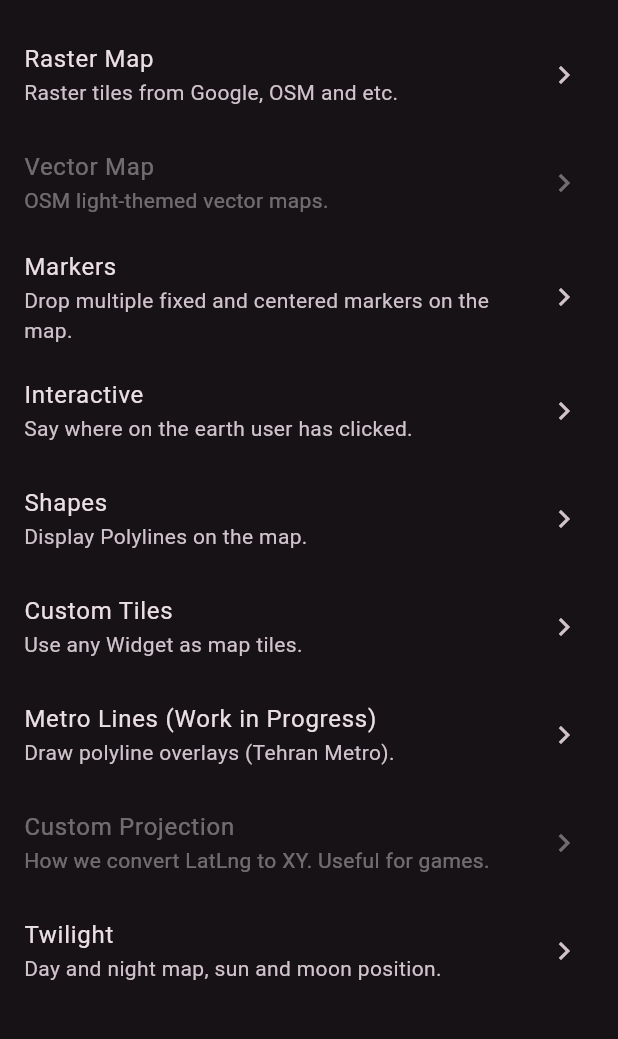
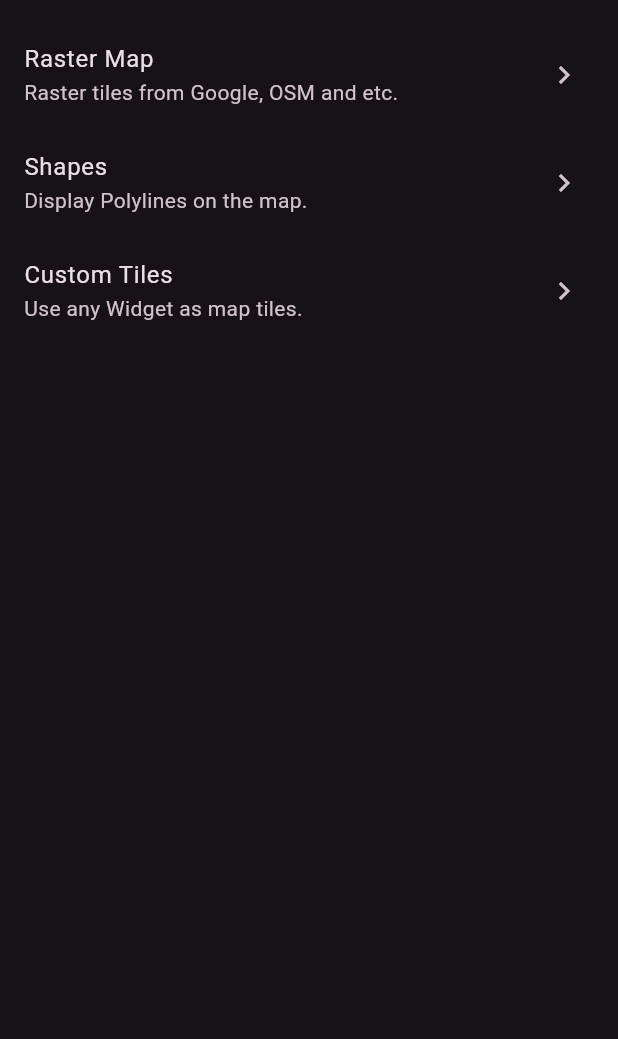
Before and after one commit to armantorkzaban/zami, a Flutter app: the screen it shows after launch, on a phone screen of 412 x 824 dp, the part 63-1102 px from its top. Run offline on Flutter 3.47's test engine with Material 2 defaults, Android fonts, the phone set to English and light mode, and no system bars; our stand-ins replace cached_network_image; missing offline and left inert: latlng, map; key blocks and very long unbroken strings in the code were emptied for the run.

Commit message:
Moving on with Mapbox

```diff
--- a/lib/main.dart
+++ b/lib/main.dart
@@ -56,26 +56,6 @@ class _HomePageState extends State<HomePage> {
             onTap: () => _push(const RasterMapPage()),
           ),
           ListTile(
-            title: const Text('Vector Map'),
-            subtitle: const Text('OSM light-themed vector maps.'),
-            trailing: const Icon(Icons.chevron_right_sharp),
-            onTap: () => _push(const VectorMapPage()),
-            enabled: false,
-          ),
-          ListTile(
-            title: const Text('Markers'),
-            subtitle: const Text(
-                'Drop multiple fixed and centered markers on the map.'),
-            trailing: const Icon(Icons.chevron_right_sharp),
-            onTap: () => _push(const MarkersPage()),
-          ),
-          ListTile(
-            title: const Text('Interactive'),
-            subtitle: const Text('Say where on the earth user has clicked.'),
-            trailing: const Icon(Icons.chevron_right_sharp),
-            onTap: () => _push(const InteractiveMapPage()),
-          ),
-          ListTile(
             title: const Text('Shapes'),
             subtitle: const Text('Display Polylines on the map.'),
             trailing: const Icon(Icons.chevron_right_sharp),
@@ -87,26 +67,26 @@ class _HomePageState extends State<HomePage> {
             trailing: const Icon(Icons.chevron_right_sharp),
             onTap: () => _push(const CustomTilePage()),
           ),
-          ListTile(
-            title: const Text('Metro Lines (Work in Progress)'),
-            subtitle: const Text('Draw polyline overlays (Tehran Metro).'),
-            trailing: const Icon(Icons.chevron_right_sharp),
-            onTap: () => _push(const MetroLinesPage()),
-          ),
-          ListTile(
-            title: const Text('Custom Projection'),
-            subtitle:
-                const Text('How we convert LatLng to XY. Useful for games.'),
-            trailing: const Icon(Icons.chevron_right_sharp),
-            onTap: _showNotImplemented,
-            enabled: false,
-          ),
-          ListTile(
-            title: const Text('Twilight'),
-            subtitle: const Text('Day and night map, sun and moon position.'),
-            trailing: const Icon(Icons.chevron_right_sharp),
-            onTap: () => _push(const TwilightPage()),
-          ),
+          // ListTile(
+          //   title: const Text('Metro Lines (Work in Progress)'),
+          //   subtitle: const Text('Draw polyline overlays (Tehran Metro).'),
+          //   trailing: const Icon(Icons.chevron_right_sharp),
+          //   onTap: () => _push(const MetroLinesPage()),
+          // ),
+          // ListTile(
+          //   title: const Text('Custom Projection'),
+          //   subtitle:
+          //       const Text('How we convert LatLng to XY. Useful for games.'),
+          //   trailing: const Icon(Icons.chevron_right_sharp),
+          //   onTap: _showNotImplemented,
+          //   enabled: false,
+          // ),
+          // ListTile(
+          //   title: const Text('Twilight'),
+          //   subtitle: const Text('Day and night map, sun and moon position.'),
+          //   trailing: const Icon(Icons.chevron_right_sharp),
+          //   onTap: () => _push(const TwilightPage()),
+          // ),
         ],
       ),
     );
```
Also changed, not shown: 1 other file.
